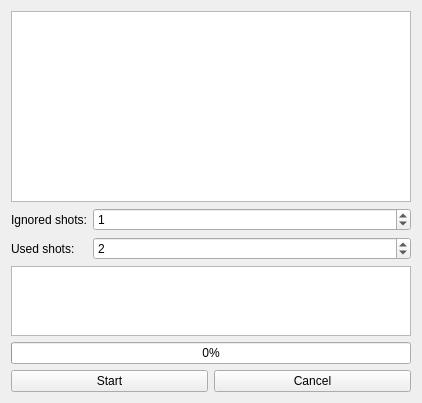
The window that src/madgui/online/mor_measure.ui (hibtc/madgui) describes before a commit, drawn with Qt 5.
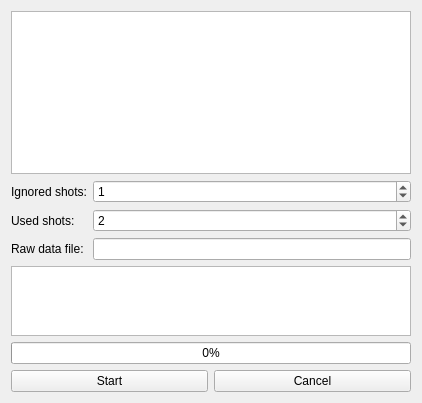
The same window after the commit. Custom widgets are drawn as their Qt base class.

Commit message: Add data export for measured response dialog

```diff
--- a/src/madgui/online/mor_measure.ui
+++ b/src/madgui/online/mor_measure.ui
@@ -54,6 +54,16 @@
        </property>
       </widget>
      </item>
+     <item row="2" column="0">
+      <widget class="QLabel" name="label_2">
+       <property name="text">
+        <string>Raw data file:</string>
+       </property>
+      </widget>
+     </item>
+     <item row="2" column="1">
+      <widget class="QLineEdit" name="ctrl_file"/>
+     </item>
     </layout>
    </item>
    <item>
```
The commit also changes 2 other files.
